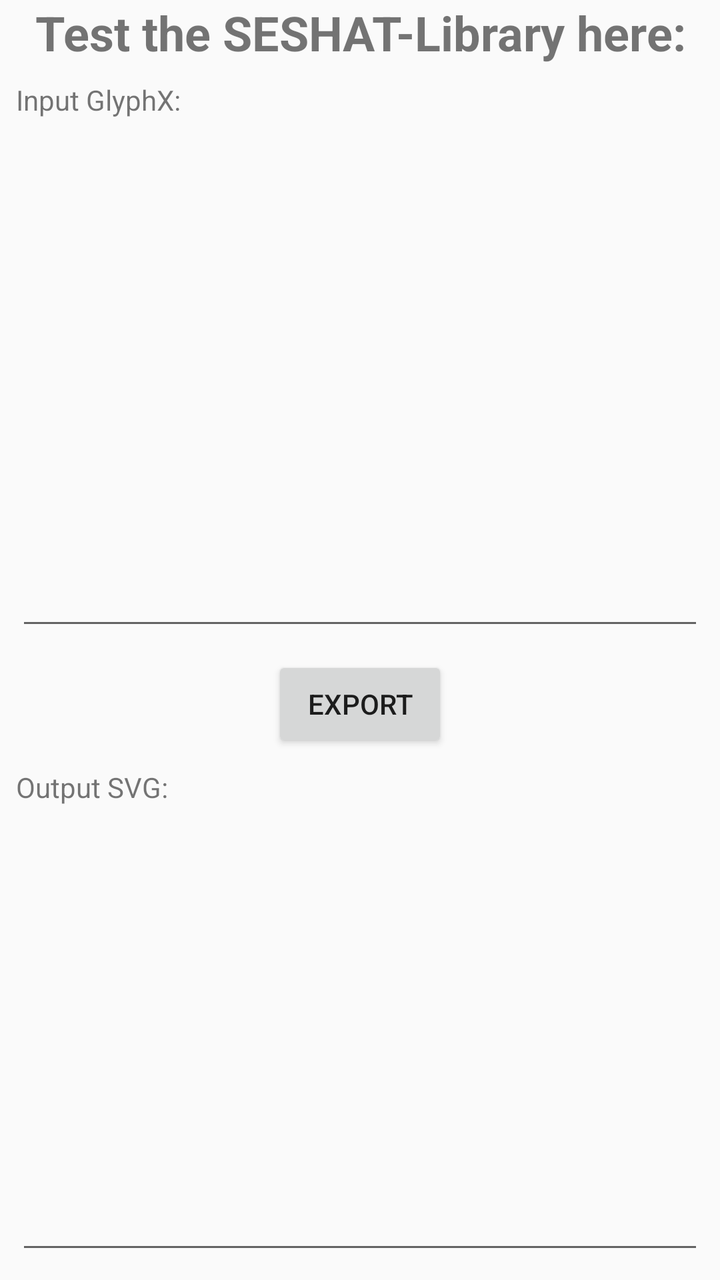
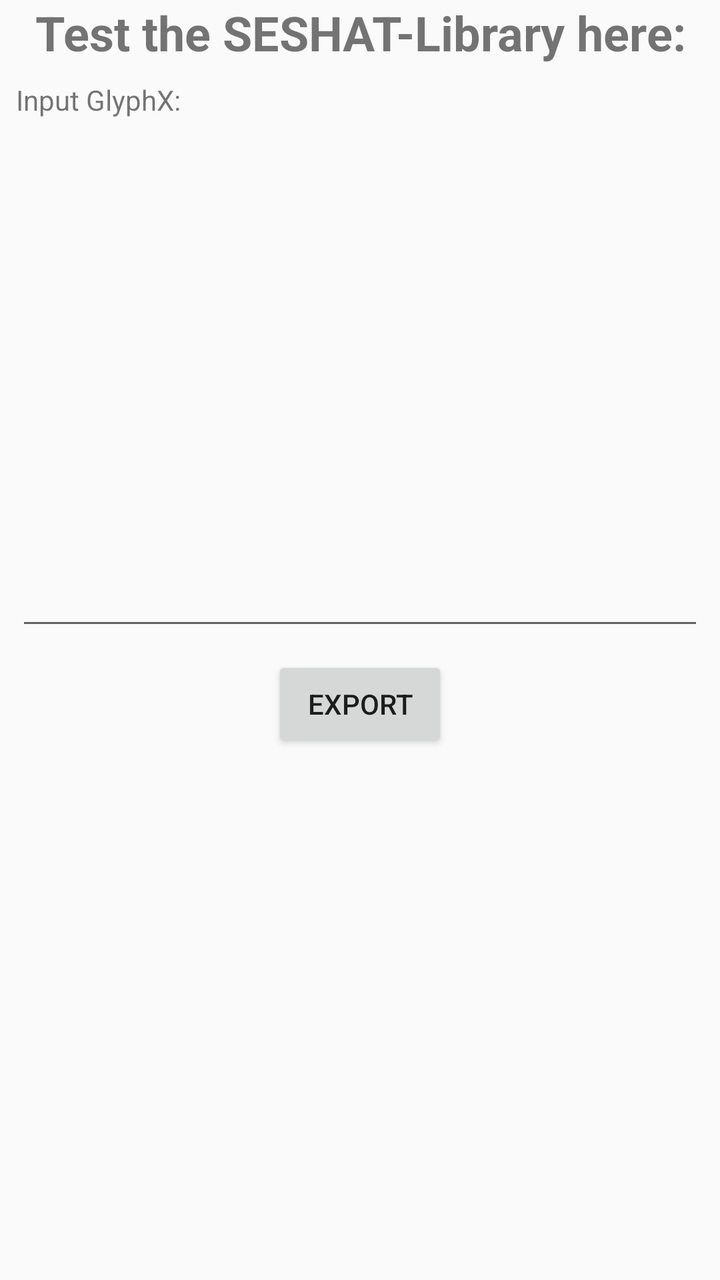

Compare the two renders of this Android layout. The source of the first and the diff that turns it into the second are given below.
<!-- AndroidManifest.xml: activity theme Theme.SESHATExampleApp -->
<!-- res/layout/activity_main.xml -->
<?xml version="1.0" encoding="utf-8"?>
<androidx.constraintlayout.widget.ConstraintLayout xmlns:android="http://schemas.android.com/apk/res/android"
    xmlns:app="http://schemas.android.com/apk/res-auto"
    xmlns:tools="http://schemas.android.com/tools"
    android:id="@+id/main"
    android:layout_width="match_parent"
    android:layout_height="match_parent"
    tools:context=".MainActivity">

    <TextView
        android:id="@+id/title_text"
        android:layout_width="0dp"
        android:layout_height="wrap_content"
        android:gravity="center_horizontal"
        android:text="@string/title"
        android:textSize="24sp"
        android:textStyle="bold"
        app:layout_constraintBottom_toBottomOf="parent"
        app:layout_constraintEnd_toEndOf="parent"
        app:layout_constraintStart_toStartOf="parent"
        app:layout_constraintTop_toTopOf="parent"
        app:layout_constraintVertical_bias="0.0" />

    <EditText
        android:id="@+id/input"
        android:layout_width="0dp"
        android:layout_height="0dp"
        android:layout_marginStart="8dp"
        android:layout_marginTop="8dp"
        android:layout_marginEnd="8dp"
        android:ems="10"
        android:gravity="start|top"
        android:inputType="text|textVisiblePassword|textMultiLine|textNoSuggestions"
        app:layout_constraintBottom_toTopOf="@+id/guideline2"
        app:layout_constraintEnd_toEndOf="parent"
        app:layout_constraintStart_toStartOf="parent"
        app:layout_constraintTop_toBottomOf="@+id/input_title" />

    <TextView
        android:id="@+id/input_title"
        android:layout_width="wrap_content"
        android:layout_height="wrap_content"
        android:layout_marginStart="8dp"
        android:layout_marginTop="8dp"
        android:text="@string/input_glyphx"
        app:layout_constraintBottom_toBottomOf="parent"
        app:layout_constraintEnd_toEndOf="parent"
        app:layout_constraintHorizontal_bias="0.0"
        app:layout_constraintStart_toStartOf="parent"
        app:layout_constraintTop_toBottomOf="@+id/title_text"
        app:layout_constraintVertical_bias="0.0" />

    <androidx.constraintlayout.widget.Guideline
        android:id="@+id/guideline2"
        android:layout_width="wrap_content"
        android:layout_height="wrap_content"
        android:orientation="horizontal"
        app:layout_constraintGuide_percent="0.5" />

    <Button
        android:id="@+id/button_export"
        android:layout_width="wrap_content"
        android:layout_height="wrap_content"
        android:layout_marginTop="8dp"
        android:text="@string/export"
        app:layout_constraintBottom_toBottomOf="parent"
        app:layout_constraintEnd_toEndOf="parent"
        app:layout_constraintStart_toStartOf="parent"
        app:layout_constraintTop_toBottomOf="@+id/input"
        app:layout_constraintVertical_bias="0.0" />

    <TextView
        android:id="@+id/output_title"
        android:layout_width="wrap_content"
        android:layout_height="wrap_content"
        android:layout_marginStart="8dp"
        android:layout_marginTop="8dp"
        android:text="@string/output_title"
        app:layout_constraintBottom_toBottomOf="parent"
        app:layout_constraintEnd_toEndOf="parent"
        app:layout_constraintHorizontal_bias="0.0"
        app:layout_constraintStart_toStartOf="parent"
        app:layout_constraintTop_toBottomOf="@+id/button_export"
        app:layout_constraintVertical_bias="0.0" />

    <EditText
        android:id="@+id/output"
        android:layout_width="0dp"
        android:layout_height="0dp"
        android:layout_marginStart="8dp"
        android:layout_marginTop="8dp"
        android:layout_marginEnd="8dp"
        android:layout_marginBottom="8dp"
        android:ems="10"
        android:gravity="start|top"
        android:inputType="text|textVisiblePassword|textMultiLine|textNoSuggestions"
        app:layout_constraintBottom_toBottomOf="parent"
        app:layout_constraintEnd_toEndOf="parent"
        app:layout_constraintStart_toStartOf="parent"
        app:layout_constraintTop_toBottomOf="@+id/output_title" />
</androidx.constraintlayout.widget.ConstraintLayout>
<!-- resources referenced by this layout -->
<resources>
  <string name="export">Export</string>
  <string name="input_glyphx">Input GlyphX:</string>
  <string name="output_title">Output SVG:</string>
  <string name="title">Test the SESHAT-Library here:</string>
  <style name="Theme.SESHATExampleApp" parent="Theme.AppCompat.Light.NoActionBar" />
</resources>

<!-- the commit's change to res/layout/activity_main.xml (unified diff, before → after) -->
@@ -76,6 +76,7 @@
         android:layout_marginStart="8dp"
         android:layout_marginTop="8dp"
         android:text="@string/output_title"
+        android:visibility="gone"
         app:layout_constraintBottom_toBottomOf="parent"
         app:layout_constraintEnd_toEndOf="parent"
         app:layout_constraintHorizontal_bias="0.0"
@@ -94,6 +95,7 @@
         android:ems="10"
         android:gravity="start|top"
         android:inputType="text|textVisiblePassword|textMultiLine|textNoSuggestions"
+        android:visibility="gone"
         app:layout_constraintBottom_toBottomOf="parent"
         app:layout_constraintEnd_toEndOf="parent"
         app:layout_constraintStart_toStartOf="parent"
